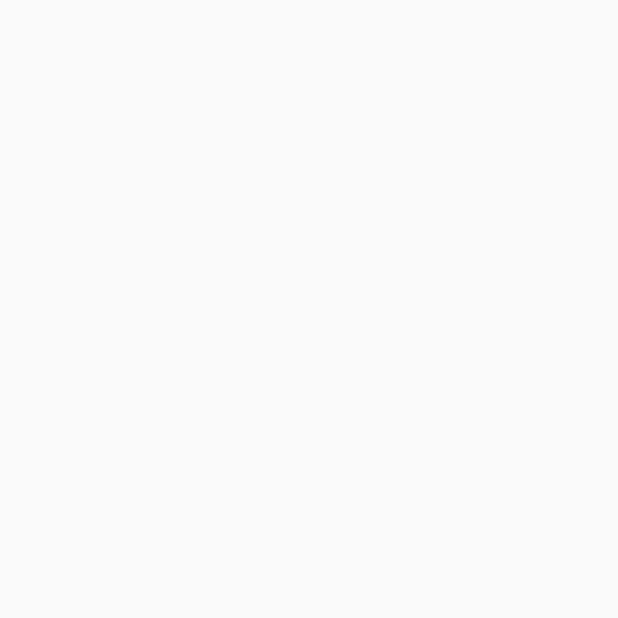
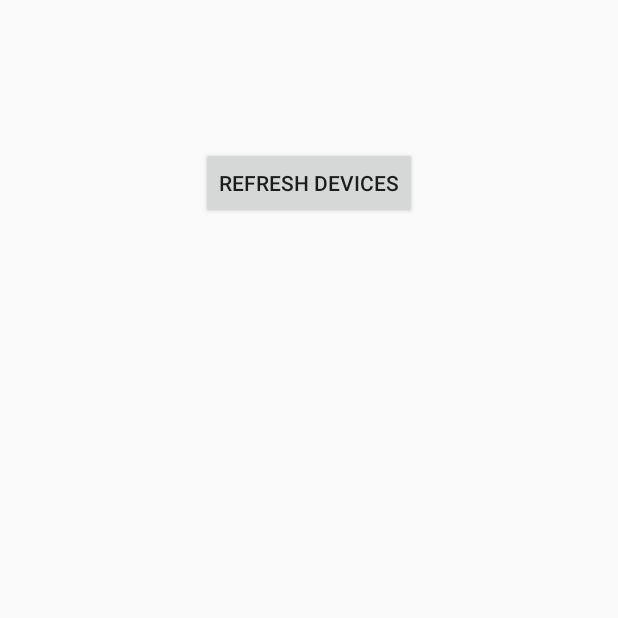
Before and after one commit to Adam-Omarali/door-opener, an Android app: the SelectBluetoothDevice screen opened directly, with no data from a screen before it, on a phone screen of 412 x 824 dp, the top half of it. Before the commit the part shown is empty. Run offline under Robolectric (Android 15) with nearby library versions, the phone set to English and light mode, and no system bars.

```diff
--- a/locked-in-app/app/src/main/res/layout/activity_select_bluetooth_device.xml
+++ b/locked-in-app/app/src/main/res/layout/activity_select_bluetooth_device.xml
@@ -10,10 +10,20 @@
         android:id="@+id/recyclerViewDevice"
         android:layout_width="0dp"
         android:layout_height="wrap_content"
-        android:layout_marginTop="324dp"
+        android:layout_marginTop="244dp"
         app:layout_constraintEnd_toEndOf="parent"
         app:layout_constraintHorizontal_bias="0.0"
         app:layout_constraintStart_toStartOf="parent"
         app:layout_constraintTop_toTopOf="parent" />
 
+    <Button
+        android:id="@+id/refresh_device"
+        android:layout_width="wrap_content"
+        android:layout_height="wrap_content"
+        android:text="Refresh Devices"
+        app:layout_constraintBottom_toTopOf="@+id/recyclerViewDevice"
+        app:layout_constraintEnd_toEndOf="parent"
+        app:layout_constraintStart_toStartOf="parent"
+        app:layout_constraintTop_toTopOf="parent" />
+
 </androidx.constraintlayout.widget.ConstraintLayout>
```
Also changed, not shown: locked-in-app/app/src/main/java/com/example/locked_in/MainActivity.java (+95 -8 lines), locked-in-app/app/src/main/java/com/example/locked_in/SelectBluetoothDevice.java (+12 -0 lines).
